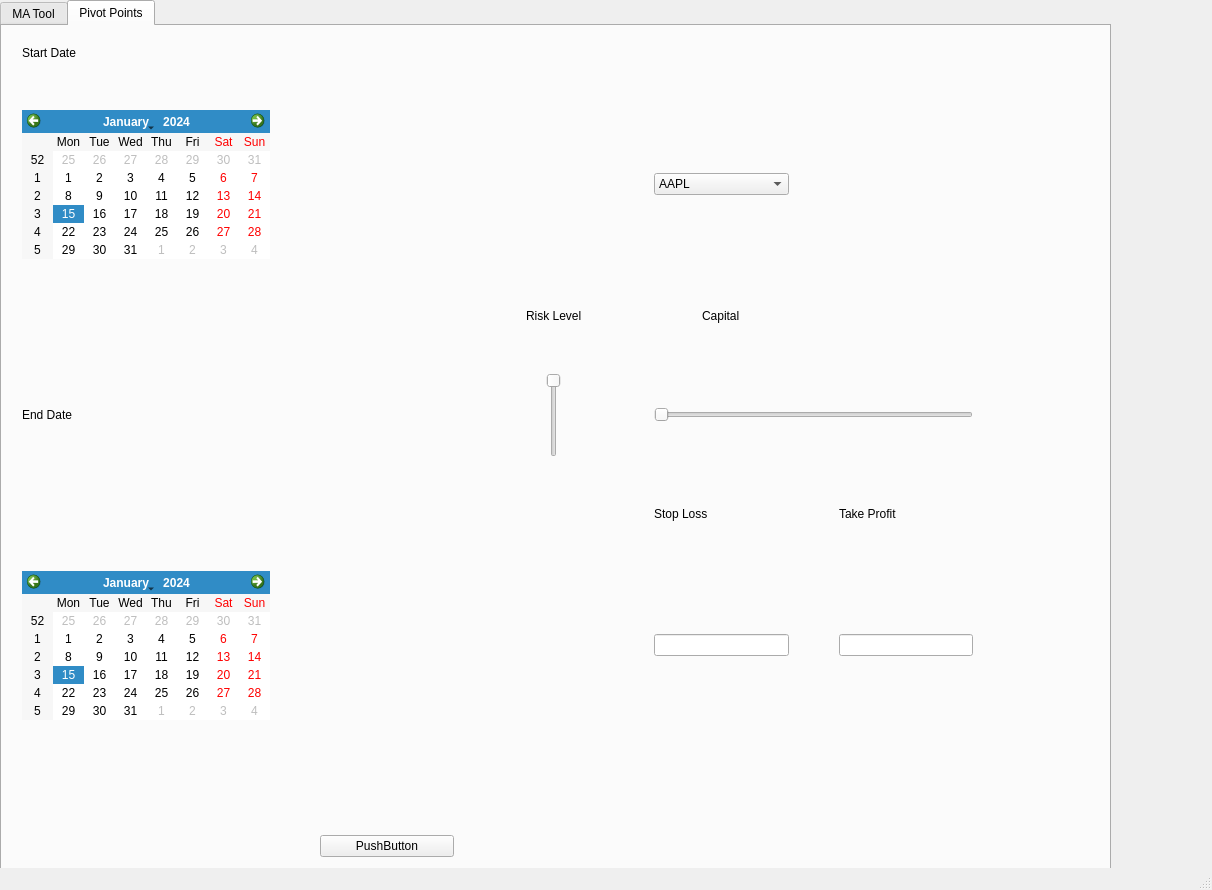
The window that gui.ui (MR-Crisp/Cryptobot) describes before a commit, drawn with Qt 5.
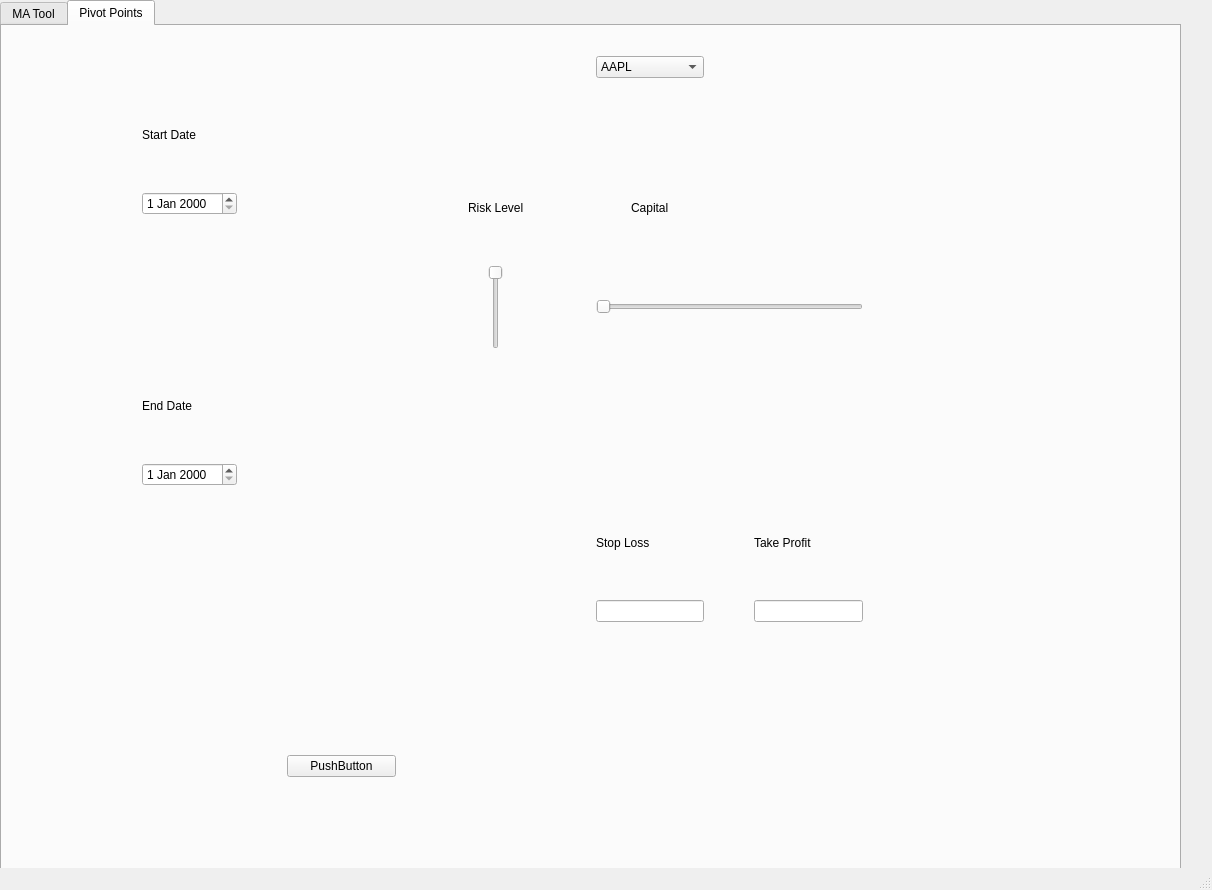
The same window after the commit.

What changed in the file:
```diff
--- a/gui.ui
+++ b/gui.ui
@@ -22,7 +22,7 @@
      <rect>
       <x>0</x>
       <y>0</y>
-      <width>1111</width>
+      <width>1181</width>
       <height>881</height>
      </rect>
     </property>
@@ -253,33 +253,27 @@
      <widget class="QWidget" name="gridLayoutWidget_2">
       <property name="geometry">
        <rect>
-        <x>20</x>
-        <y>20</y>
-        <width>991</width>
-        <height>831</height>
+        <x>140</x>
+        <y>30</y>
+        <width>761</width>
+        <height>741</height>
        </rect>
       </property>
-      <layout class="QGridLayout" name="gridLayout" rowstretch="0,0,0,0,0,0,0,0,0" columnstretch="0,0,0,0,0,0">
+      <layout class="QGridLayout" name="gridLayout" rowstretch="0,0,0,0,0,0,0,0,0,0,0,0" columnstretch="0,0,0,0,0,0">
        <property name="sizeConstraint">
         <enum>QLayout::SetDefaultConstraint</enum>
        </property>
        <property name="spacing">
         <number>50</number>
        </property>
-       <item row="5" column="1">
-        <spacer name="horizontalSpacer">
-         <property name="orientation">
-          <enum>Qt::Horizontal</enum>
+       <item row="10" column="1">
+        <widget class="QPushButton" name="tab2_pushbuttonMain">
+         <property name="text">
+          <string>PushButton</string>
          </property>
-         <property name="sizeHint" stdset="0">
-          <size>
-           <width>40</width>
-           <height>20</height>
-          </size>
-         </property>
-        </spacer>
+        </widget>
        </item>
-       <item row="3" column="2" alignment="Qt::AlignHCenter">
+       <item row="4" column="2" alignment="Qt::AlignHCenter">
         <widget class="QSlider" name="tab2_riskSlider">
          <property name="maximum">
           <number>5</number>
@@ -292,70 +286,11 @@
          </property>
         </widget>
        </item>
-       <item row="1" column="4">
-        <spacer name="horizontalSpacer_5">
-         <property name="orientation">
-          <enum>Qt::Horizontal</enum>
-         </property>
-         <property name="sizeType">
-          <enum>QSizePolicy::Fixed</enum>
-         </property>
-         <property name="sizeHint" stdset="0">
-          <size>
-           <width>100</width>
-           <height>20</height>
-          </size>
-         </property>
-        </spacer>
+       <item row="8" column="3">
+        <widget class="QLineEdit" name="StopLoss_tab2"/>
        </item>
-       <item row="3" column="3" colspan="2">
-        <widget class="QSlider" name="tab2_capitalSlider">
-         <property name="minimum">
-          <number>1</number>
-         </property>
-         <property name="maximum">
-          <number>10000</number>
-         </property>
-         <property name="orientation">
-          <enum>Qt::Horizontal</enum>
-         </property>
-        </widget>
-       </item>
-       <item row="6" column="1">
-        <spacer name="verticalSpacer">
-         <property name="orientation">
-          <enum>Qt::Vertical</enum>
-         </property>
-         <property name="sizeHint" stdset="0">
-          <size>
-           <width>20</width>
-           <height>40</height>
-          </size>
-         </property>
-        </spacer>
-       </item>
-       <item row="3" column="1">
-        <spacer name="verticalSpacer_2">
-         <property name="orientation">
-          <enum>Qt::Vertical</enum>
-         </property>
-         <property name="sizeType">
-          <enum>QSizePolicy::Fixed</enum>
-         </property>
-         <property name="sizeHint" stdset="0">
-          <size>
-           <width>20</width>
-           <height>40</height>
-          </size>
-         </property>
-        </spacer>
-       </item>
-       <item row="2" column="2" alignment="Qt::AlignHCenter|Qt::AlignBottom">
-        <widget class="QLabel" name="tab2_risklevelLabel">
-         <property name="text">
-          <string>Risk Level</string>
-         </property>
-        </widget>
+       <item row="8" column="4">
+        <widget class="QLineEdit" name="TakeProfit_tab2"/>
        </item>
        <item row="1" column="3">
         <widget class="QComboBox" name="tab2_dropDownBox">
@@ -381,92 +316,157 @@
          </item>
         </widget>
        </item>
-       <item row="7" column="1">
-        <widget class="QPushButton" name="tab2_pushbuttonMain">
-         <property name="text">
-          <string>PushButton</string>
-         </property>
-        </widget>
-       </item>
-       <item row="0" column="0">
-        <widget class="QLabel" name="label_7">
-         <property name="text">
-          <string>Start Date</string>
-         </property>
-        </widget>
-       </item>
-       <item row="1" column="0">
-        <widget class="QCalendarWidget" name="tab2_StartDate"/>
-       </item>
-       <item row="2" column="3" alignment="Qt::AlignHCenter|Qt::AlignBottom">
-        <widget class="QLabel" name="tab2_capitalLabel">
-         <property name="text">
-          <string>Capital</string>
-         </property>
-        </widget>
-       </item>
-       <item row="8" column="2">
-        <spacer name="horizontalSpacer_2">
-         <property name="orientation">
-          <enum>Qt::Horizontal</enum>
-         </property>
-         <property name="sizeType">
-          <enum>QSizePolicy::Fixed</enum>
-         </property>
-         <property name="sizeHint" stdset="0">
-          <size>
-           <width>100</width>
-           <height>20</height>
-          </size>
-         </property>
-        </spacer>
-       </item>
-       <item row="5" column="3">
-        <widget class="QLineEdit" name="StopLoss_tab2"/>
-       </item>
        <item row="5" column="0">
-        <widget class="QCalendarWidget" name="tab2_endDate"/>
-       </item>
-       <item row="3" column="5">
-        <spacer name="horizontalSpacer_6">
-         <property name="orientation">
-          <enum>Qt::Horizontal</enum>
-         </property>
-         <property name="sizeType">
-          <enum>QSizePolicy::Fixed</enum>
-         </property>
-         <property name="sizeHint" stdset="0">
-          <size>
-           <width>40</width>
-           <height>20</height>
-          </size>
-         </property>
-        </spacer>
-       </item>
-       <item row="3" column="0">
         <widget class="QLabel" name="label">
          <property name="text">
           <string>End Date</string>
          </property>
         </widget>
        </item>
-       <item row="5" column="4">
-        <widget class="QLineEdit" name="TakeProfit_tab2"/>
+       <item row="11" column="2">
+        <spacer name="horizontalSpacer_2">
+         <property name="orientation">
+          <enum>Qt::Horizontal</enum>
+         </property>
+         <property name="sizeType">
+          <enum>QSizePolicy::Fixed</enum>
+         </property>
+         <property name="sizeHint" stdset="0">
+          <size>
+           <width>100</width>
+           <height>20</height>
+          </size>
+         </property>
+        </spacer>
        </item>
-       <item row="4" column="3">
+       <item row="7" column="3">
         <widget class="QLabel" name="label_10">
          <property name="text">
           <string>Stop Loss</string>
          </property>
         </widget>
        </item>
-       <item row="4" column="4">
+       <item row="9" column="1">
+        <spacer name="verticalSpacer">
+         <property name="orientation">
+          <enum>Qt::Vertical</enum>
+         </property>
+         <property name="sizeHint" stdset="0">
+          <size>
+           <width>20</width>
+           <height>40</height>
+          </size>
+         </property>
+        </spacer>
+       </item>
+       <item row="6" column="0">
+        <widget class="QDateEdit" name="EndDate_tab2"/>
+       </item>
+       <item row="3" column="2" alignment="Qt::AlignHCenter|Qt::AlignBottom">
+        <widget class="QLabel" name="tab2_risklevelLabel">
+         <property name="text">
+          <string>Risk Level</string>
+         </property>
+        </widget>
+       </item>
+       <item row="4" column="3" colspan="2">
+        <widget class="QSlider" name="tab2_capitalSlider">
+         <property name="minimum">
+          <number>1</number>
+         </property>
+         <property name="maximum">
+          <number>10000</number>
+         </property>
+         <property name="orientation">
+          <enum>Qt::Horizontal</enum>
+         </property>
+        </widget>
+       </item>
+       <item row="7" column="4">
         <widget class="QLabel" name="label_11">
          <property name="text">
           <string>Take Profit</string>
          </property>
         </widget>
        </item>
+       <item row="3" column="3" alignment="Qt::AlignHCenter|Qt::AlignBottom">
+        <widget class="QLabel" name="tab2_capitalLabel">
+         <property name="text">
+          <string>Capital</string>
+         </property>
+        </widget>
+       </item>
+       <item row="3" column="0">
+        <widget class="QDateEdit" name="StartDate_tab2"/>
+       </item>
+       <item row="8" column="1">
+        <spacer name="horizontalSpacer">
+         <property name="orientation">
+          <enum>Qt::Horizontal</enum>
+         </property>
+         <property name="sizeHint" stdset="0">
+          <size>
+           <width>40</width>
+           <height>20</height>
+          </size>
+         </property>
+        </spacer>
+       </item>
+       <item row="4" column="5">
+        <spacer name="horizontalSpacer_6">
+         <property name="orientation">
+          <enum>Qt::Horizontal</enum>
+         </property>
+         <property name="sizeType">
+          <enum>QSizePolicy::Fixed</enum>
+         </property>
+         <property name="sizeHint" stdset="0">
+          <size>
+           <width>40</width>
+           <height>20</height>
+          </size>
+         </property>
+        </spacer>
+       </item>
+       <item row="1" column="4">
+        <spacer name="horizontalSpacer_5">
+         <property name="orientation">
+          <enum>Qt::Horizontal</enum>
+         </property>
+         <property name="sizeType">
+          <enum>QSizePolicy::Fixed</enum>
+         </property>
+         <property name="sizeHint" stdset="0">
+          <size>
+           <width>100</width>
+           <height>20</height>
+          </size>
+         </property>
+        </spacer>
+       </item>
+       <item row="4" column="1">
+        <spacer name="verticalSpacer_2">
+         <property name="orientation">
+          <enum>Qt::Vertical</enum>
+         </property>
+         <property name="sizeType">
+          <enum>QSizePolicy::Fixed</enum>
+         </property>
+         <property name="sizeHint" stdset="0">
+          <size>
+           <width>20</width>
+           <height>40</height>
+          </size>
+         </property>
+        </spacer>
+       </item>
+       <item row="2" column="0">
+        <widget class="QLabel" name="label_7">
+         <property name="text">
+          <string>Start Date</string>
+         </property>
+        </widget>
+       </item>
       </layout>
      </widget>
     </widget>
```
Left out of the diff: 204 changed lines with no effect on the pictures.
